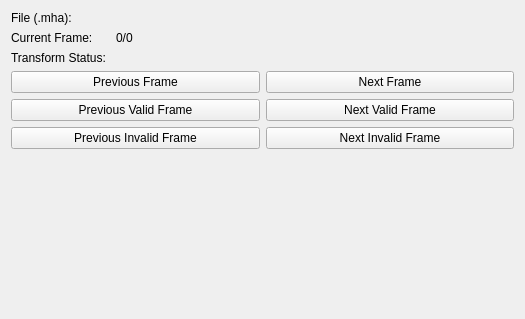
This is SimpleMhaReader/Resources/UI/qSlicerSimpleMhaReaderModuleWidget.ui in mehrtash/SimpleMhaReader as Qt 5 draws it before an edit. The edited form follows.
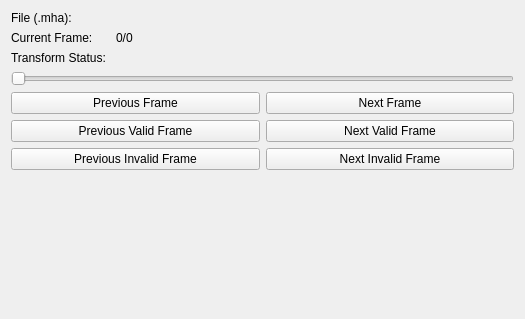
This is the edited form. Custom widgets are drawn as their Qt base class.

Commit message: ENH: Added UI and logic for browsing throw the mha file via a slider.

```diff
--- a/SimpleMhaReader/Resources/UI/qSlicerSimpleMhaReaderModuleWidget.ui
+++ b/SimpleMhaReader/Resources/UI/qSlicerSimpleMhaReaderModuleWidget.ui
@@ -59,6 +59,19 @@
      </item>
     </layout>
    </item>
+   <item>
+    <widget class="QSlider" name="frameSlider">
+     <property name="maximum">
+      <number>0</number>
+     </property>
+     <property name="pageStep">
+      <number>10</number>
+     </property>
+     <property name="orientation">
+      <enum>Qt::Horizontal</enum>
+     </property>
+    </widget>
+   </item>
    <item>
     <layout class="QHBoxLayout" name="horizontalLayout">
      <property name="leftMargin">
```
The commit also changes 4 other files.
